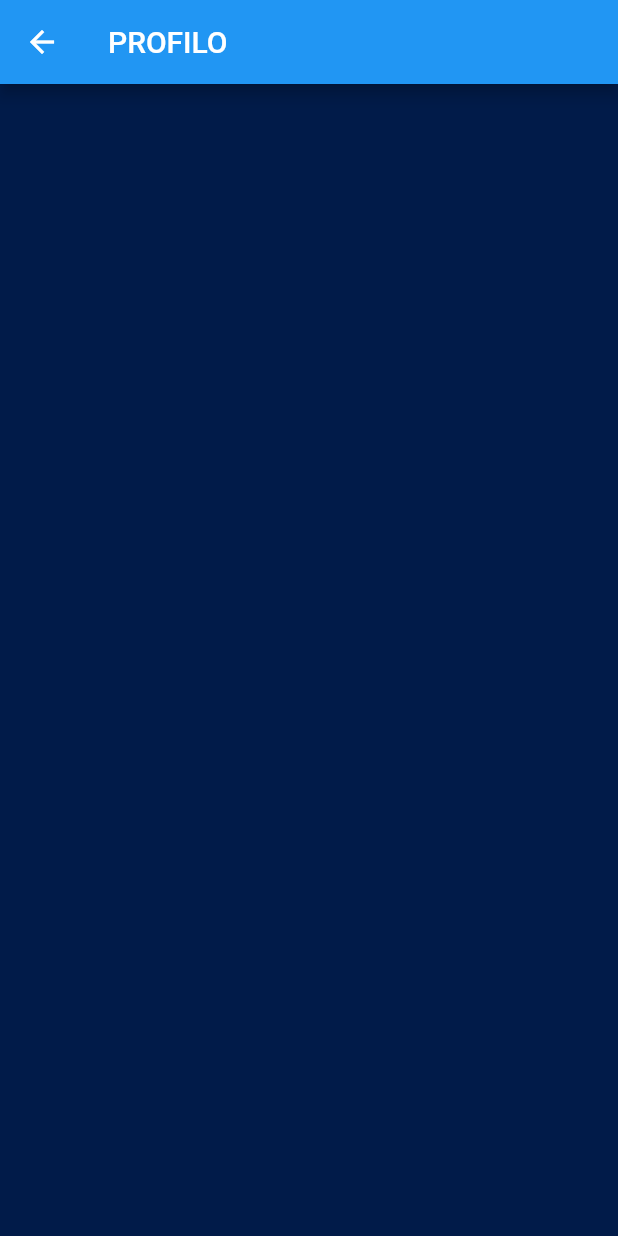
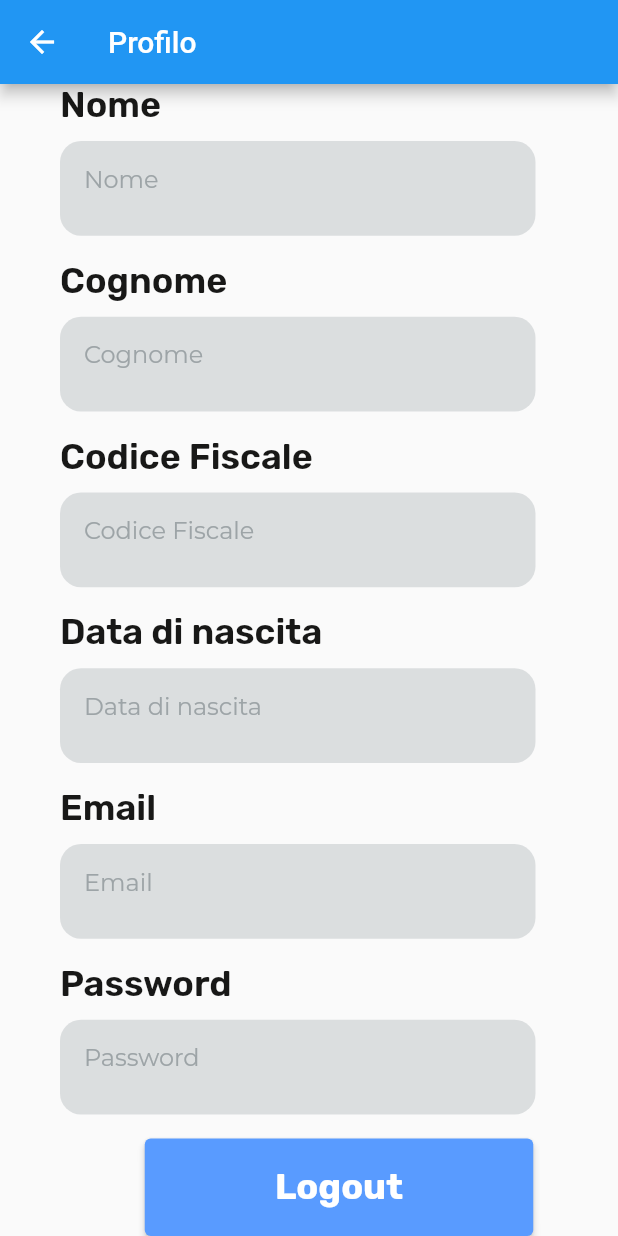
Before and after one commit to PoneiSaya/DeepTald, a Flutter app: the ProfileScreen screen opened by its route, on a phone screen of 412 x 824 dp. Run offline on Flutter 3.47's test engine with Material 2 defaults, Android fonts, the light colour scheme and no system bars; our stand-ins replace cloud_firestore, firebase_auth, firebase_core, get, google_fonts; accounts and stored records are empty.

Commit message:
profile_page

```diff
--- a/deep_tald/lib/features/authentication/presentation/screens/profile_screen.dart
+++ b/deep_tald/lib/features/authentication/presentation/screens/profile_screen.dart
@@ -1,22 +1,122 @@
+import 'package:deep_tald/features/authentication/controllers/auth_controller.dart';
+import 'package:deep_tald/features/authentication/presentation/widget/Button.dart';
+import 'package:deep_tald/features/authentication/presentation/widget/profile_textfield.dart';
 import 'package:flutter/material.dart';
-import '../../controllers/auth_controller.dart';
 import 'package:get/get.dart';
-import '../widget/Button.dart';
+import 'package:get/get_core/src/get_main.dart';
+import 'package:google_fonts/google_fonts.dart';
 
-class ProfileScreen extends StatefulWidget {
+class ProfileScreen extends StatelessWidget {
   const ProfileScreen({Key? key}) : super(key: key);
 
   @override
-  State<ProfileScreen> createState() => _ProfileScreenState();
-}
-
-class _ProfileScreenState extends State<ProfileScreen> {
-  @override
   Widget build(BuildContext context) {
     return Scaffold(
-        appBar: AppBar(
-          title: const Text('PROFILO'),
+      appBar: AppBar(
+        title: Text('Profilo'),
+      ),
+      body: Padding(
+        padding: EdgeInsets.only(
+          left: 40,
         ),
-        body: Container(color: const Color.fromARGB(255, 1, 27, 73)));
+        child: Column(
+          crossAxisAlignment: CrossAxisAlignment.start,
+          children: [
+            Text(
+              "Nome",
+              style: GoogleFonts.rubik(
+                  color: const Color.fromARGB(255, 24, 24, 23),
+                  decoration: TextDecoration.none,
+                  fontWeight: FontWeight.w600,
+                  fontSize: 24),
+            ),
+            SizedBox(
+              height: 10,
+            ),
+            Expanded(
+              child: ProfileField(label: 'Nome'),
+            ),
+            Text(
+              "Cognome",
+              style: GoogleFonts.rubik(
+                  color: const Color.fromARGB(255, 24, 24, 23),
+                  decoration: TextDecoration.none,
+                  fontWeight: FontWeight.w600,
+                  fontSize: 24),
+            ),
+            SizedBox(
+              height: 10,
+            ),
+            const Expanded(
+              child: ProfileField(label: 'Cognome'),
+            ),
+            Text(
+              "Codice Fiscale",
+              style: GoogleFonts.rubik(
+                  color: const Color.fromARGB(255, 24, 24, 23),
+                  decoration: TextDecoration.none,
+                  fontWeight: FontWeight.w600,
+                  fontSize: 24),
+            ),
+            SizedBox(
+              height: 10,
+            ),
+            Expanded(
+              child: ProfileField(label: 'Codice Fiscale'),
+            ),
+            Text(
+              "Data di nascita",
+              style: GoogleFonts.rubik(
+                  color: const Color.fromARGB(255, 24, 24, 23),
+                  decoration: TextDecoration.none,
+                  fontWeight: FontWeight.w600,
+                  fontSize: 24),
+            ),
+            SizedBox(
+              height: 10,
+            ),
+            Expanded(
+              child: ProfileField(label: 'Data di nascita'),
+            ),
+            Text(
+              "Email",
+              style: GoogleFonts.rubik(
+                  color: const Color.fromARGB(255, 24, 24, 23),
+                  decoration: TextDecoration.none,
+                  fontWeight: FontWeight.w600,
+                  fontSize: 24),
+            ),
+            SizedBox(
+              height: 10,
+            ),
+            Expanded(
+              child: ProfileField(label: 'Email'),
+            ),
+            Text(
+              "Password",
+              style: GoogleFonts.rubik(
+                  color: const Color.fromARGB(255, 24, 24, 23),
+                  decoration: TextDecoration.none,
+                  fontWeight: FontWeight.w600,
+                  fontSize: 24),
+            ),
+            SizedBox(
+              height: 10,
+            ),
+            Expanded(
+              child: ProfileField(label: 'Password'),
+            ),
+            Align(
+                alignment: Alignment.center,
+                child: Button(
+                    buttonText: "Logout",
+                    onPressed: () {
+                      final AuthController authController = Get.find();
+                      authController.logout();
+                    }))
+          ],
+        ),
+      ),
+    );
   }
 }
--- a/deep_tald/lib/features/authentication/presentation/screens/registration_screen.dart
+++ b/deep_tald/lib/features/authentication/presentation/screens/registration_screen.dart
@@ -104,11 +104,10 @@ class RegistrationScreenState extends State<RegistrationScreen> {
       // QUI CI VA APPBAR QUANDO SARA PRONTA
       body: Center(
         child: Column(
-          crossAxisAlignment: CrossAxisAlignment.start,
           children: [
             const SizedBox(height: 182.0),
             Padding(
-              padding: const EdgeInsets.only(bottom: 50),
+              padding: const EdgeInsets.only(right: 80, bottom: 50),
               child: Text(
                 "Come ti chiami?",
                 style: GoogleFonts.rubik(
@@ -195,7 +194,7 @@ class RegistrationScreenState extends State<RegistrationScreen> {
           children: [
             const SizedBox(height: 182.0),
             Padding(
-              padding: const EdgeInsets.only(bottom: 50),
+              padding: const EdgeInsets.only(right: 80, bottom: 50),
               child: Text(
                 "Dati Personali",
                 style: GoogleFonts.rubik(
@@ -293,7 +292,7 @@ class RegistrationScreenState extends State<RegistrationScreen> {
           children: [
             const SizedBox(height: 182.0),
             Padding(
-              padding: const EdgeInsets.only(bottom: 50),
+              padding: const EdgeInsets.only(right: 80, bottom: 50),
               child: Text(
                 "Credenziali",
                 style: GoogleFonts.rubik(
--- /dev/null
+++ b/deep_tald/lib/features/authentication/presentation/widget/profile_textfield.dart
@@ -0,0 +1,31 @@
+import 'package:flutter/material.dart';
+import 'package:google_fonts/google_fonts.dart';
+
+class ProfileField extends StatelessWidget {
+  final String label;
+
+  const ProfileField({required this.label, Key? key}) : super(key: key);
+
+  @override
+  Widget build(BuildContext context) {
+    return Padding(
+      padding: const EdgeInsets.only(bottom: 16.0),
+      child: Container(
+        width: 317,
+        height: 50,
+        padding: const EdgeInsets.all(16.0),
+        decoration: BoxDecoration(
+          borderRadius: BorderRadius.circular(14.0),
+          color: const Color.fromARGB(166, 203, 207, 209),
+        ),
+        child: Text(
+          label,
+          style: GoogleFonts.montserrat(
+            fontSize: 16,
+            color: const Color.fromARGB(255, 157, 164, 167),
+          ),
+        ),
+      ),
+    );
+  }
+}
```
